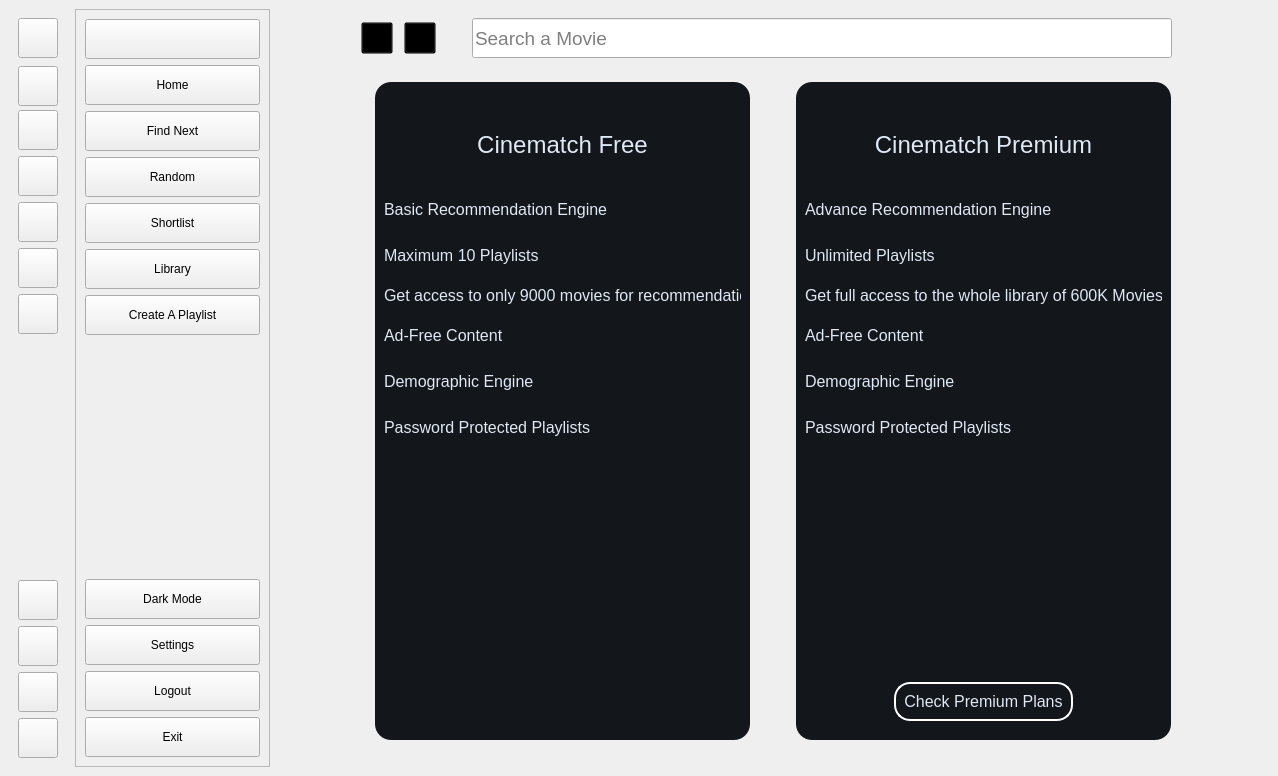
The window that UI/ui_main.ui (lakshya076/Cinematch) describes before a commit, drawn with Qt 5.
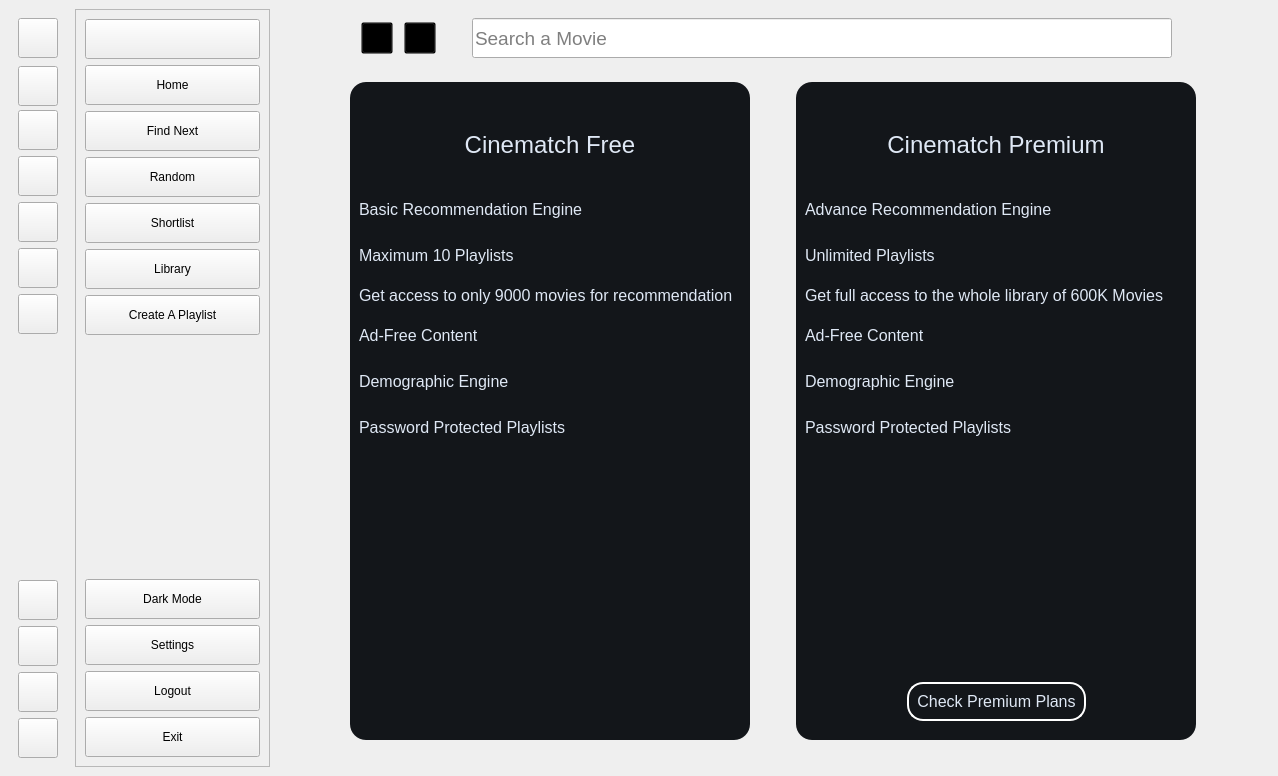
The same window after the commit. The open tabs and pages were chosen to show the change. Icons and pictures are not drawn. Custom widgets are drawn as their Qt base class.

Commit message: updating premium screen

Diff of the .ui file:
```diff
--- a/UI/ui_main.ui
+++ b/UI/ui_main.ui
@@ -3906,13 +3906,13 @@
                <widget class="QFrame" name="no_premium">
                 <property name="minimumSize">
                  <size>
-                  <width>375</width>
+                  <width>400</width>
                   <height>0</height>
                  </size>
                 </property>
                 <property name="maximumSize">
                  <size>
-                  <width>375</width>
+                  <width>400</width>
                   <height>16777215</height>
                  </size>
                 </property>
@@ -4146,13 +4146,13 @@
                <widget class="QFrame" name="yes_premium">
                 <property name="minimumSize">
                  <size>
-                  <width>375</width>
+                  <width>400</width>
                   <height>0</height>
                  </size>
                 </property>
                 <property name="maximumSize">
                  <size>
-                  <width>375</width>
+                  <width>400</width>
                   <height>16777215</height>
                  </size>
                 </property>
```
Left out of the diff: 5 changed lines with no effect on the pictures. Lines whose indentation alone changed are shown as unchanged.
